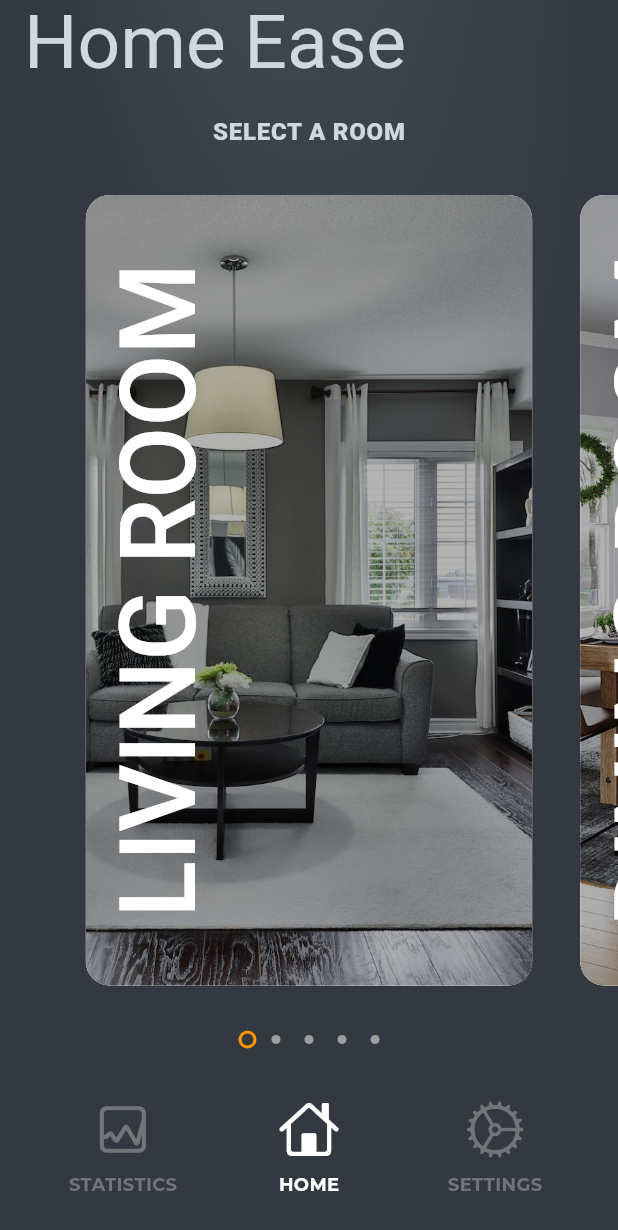
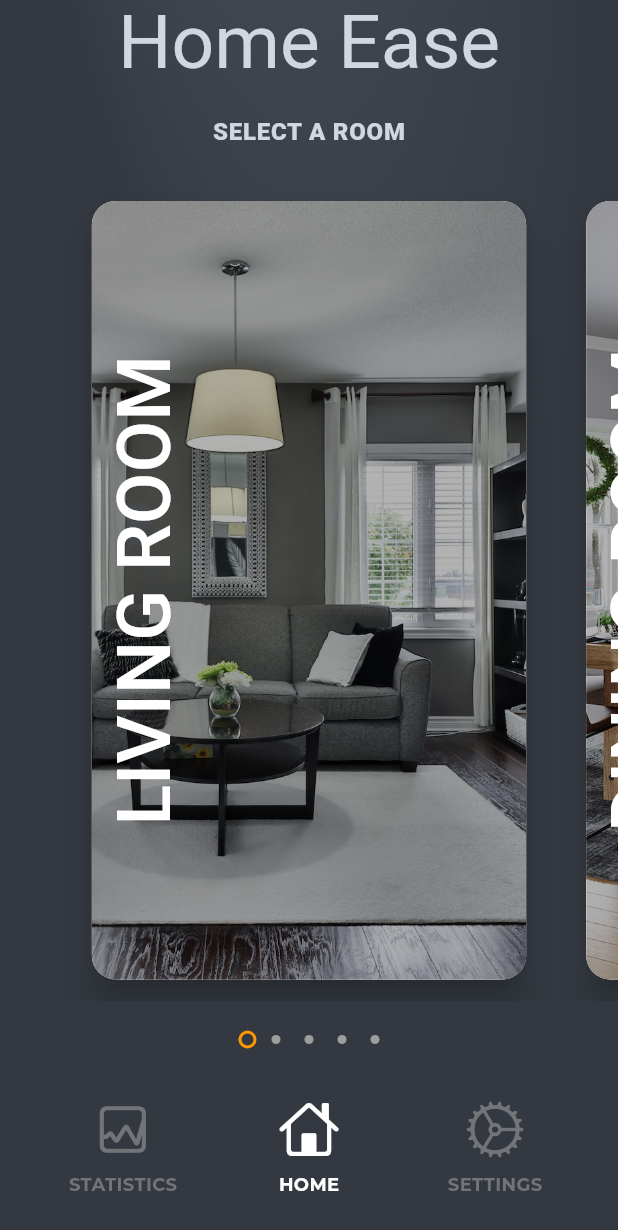
Before and after one commit to abhaypanwar00/Home-Ease, a Flutter app: the screen it shows after launch, on a phone screen of 412 x 824 dp. Shown: the top 1230 px of the screen. Run offline on Flutter 3.47's test engine with Material 3 defaults, Android fonts, the light colour scheme and no system bars; our stand-ins replace bloc, equatable, flutter_bloc, fluttericon, google_fonts; Roboto replaces fonts that are missing (Buda, Gruppo).

Commit message:
swipe functionality added with some code refactoring

```diff
--- a/lib/home/ui/rooms_page_view.dart
+++ /dev/null
@@ -1,85 +0,0 @@
-import 'package:flutter/material.dart';
-import 'package:flutter_bloc/flutter_bloc.dart';
-import 'package:home_ease/home/cubit/home_cubit.dart';
-
-class RoomsPageView extends StatelessWidget {
-  final PageController controller;
-
-  final roomNames = [
-    'LIVING ROOM',
-    'DINING ROOM',
-    'BED ROOM',
-    'KITCHEN',
-    'BATHROOM',
-  ];
-
-  final List<String> imagePaths = [
-    'assets/images/living_room.jpeg',
-    'assets/images/dining_room.jpeg',
-    'assets/images/bed_room.jpg',
-    'assets/images/kitchen.jpg',
-    'assets/images/bathroom.jpg',
-  ];
-
-  RoomsPageView({super.key, required this.controller});
-
-  @override
-  Widget build(BuildContext context) {
-    return PageView.builder(
-      controller: controller,
-      itemCount: roomNames.length,
-      onPageChanged: (index) {
-        context.read<HomeCubit>().updatePageIndex(index.toDouble());
-      },
-      itemBuilder: (_, index) {
-        return Padding(
-          padding: const EdgeInsets.symmetric(horizontal: 16, vertical: 10),
-          child: Stack(
-            children: [
-              Positioned.fill(
-                child: Container(
-                  decoration: BoxDecoration(
-                    color: Colors.white,
-                    borderRadius: BorderRadius.circular(16),
-                  ),
-                  child: ClipRRect(
-                    borderRadius: BorderRadius.circular(16),
-                    child: Stack(
-                      fit: StackFit.expand,
-                      children: [
-                        Image.asset(
-                          imagePaths[index],
-                          fit: BoxFit.cover,
-                        ),
-                        Container(
-                          color: Colors.black.withOpacity(0.3),
-                        ),
-                      ],
-                    ),
-                  ),
-                ),
-              ),
-              Positioned(
-                left: 10,
-                bottom: 0,
-                top: 0,
-                child: Center(
-                  child: RotatedBox(
-                    quarterTurns: -1,
-                    child: Text(
-                      roomNames[index],
-                      style: Theme.of(context).textTheme.displayLarge!.copyWith(
-                            fontWeight: FontWeight.w500,
-                            color: Colors.white,
-                          ),
-                    ),
-                  ),
-                ),
-              )
-            ],
-          ),
-        );
-      },
-    );
-  }
-}
--- a/lib/home/ui/home_screen.dart
+++ b/lib/home/ui/screens/home_screen.dart
@@ -2,8 +2,8 @@ import 'dart:developer';
 
 import 'package:flutter/material.dart';
 import 'package:flutter_bloc/flutter_bloc.dart';
-import 'package:home_ease/home/ui/page_indicator.dart';
-import 'package:home_ease/home/ui/rooms_page_view.dart';
+import 'package:home_ease/home/ui/widgets/page_indicator.dart';
+import 'package:home_ease/home/ui/screens/rooms_page_view.dart';
 import 'package:home_ease/home/cubit/home_cubit.dart';
 import 'package:home_ease/home/cubit/home_state.dart';
 import 'package:home_ease/theme/lighted_background.dart';
@@ -18,6 +18,7 @@ class HomeScreen extends StatelessWidget {
       child: Scaffold(
         backgroundColor: Colors.transparent,
         appBar: AppBar(
+          centerTitle: true,
           title: Text(
             "Home Ease",
             style: Theme.of(context).textTheme.displayMedium,
--- /dev/null
+++ b/lib/home/ui/screens/rooms_page_view.dart
@@ -0,0 +1,67 @@
+import 'package:flutter/material.dart';
+import 'package:flutter_bloc/flutter_bloc.dart';
+import 'package:home_ease/home/cubit/home_cubit.dart';
+import 'package:home_ease/home/ui/widgets/room_card.dart';
+import 'package:home_ease/room_detail/ui/screens/room_detail_screen.dart';
+
+class RoomsPageView extends StatelessWidget {
+  final PageController controller;
+
+  final roomNames = [
+    'LIVING ROOM',
+    'DINING ROOM',
+    'BED ROOM',
+    'KITCHEN',
+    'BATHROOM',
+  ];
+
+  final List<String> imagePaths = [
+    'assets/images/living_room.jpeg',
+    'assets/images/dining_room.jpeg',
+    'assets/images/bed_room.jpg',
+    'assets/images/kitchen.jpg',
+    'assets/images/bathroom.jpg',
+  ];
+
+  RoomsPageView({super.key, required this.controller});
+
+  @override
+  Widget build(BuildContext context) {
+    return PageView.builder(
+      controller: controller,
+      itemCount: roomNames.length,
+      onPageChanged: (index) {
+        context.read<HomeCubit>().updatePageIndex(index.toDouble());
+      },
+      itemBuilder: (_, index) {
+        return Padding(
+          padding: const EdgeInsets.symmetric(horizontal: 16, vertical: 10),
+          child: GestureDetector(
+            onVerticalDragUpdate: (details) {
+              if (details.primaryDelta! < -10) {
+                Navigator.of(context).push(
+                  MaterialPageRoute(
+                    builder: (context) => RoomDetailScreen(
+                      imagePaths: imagePaths,
+                      roomNames: roomNames,
+                      index: index,
+                    ),
+                  ),
+                );
+              }
+            },
+            onTap: () {},
+            child: Hero(
+              tag: 'roomCard-$index',
+              child: RoomCard(
+                imagePaths: imagePaths,
+                roomNames: roomNames,
+                index: index,
+              ),
+            ),
+          ),
+        );
+      },
+    );
+  }
+}
--- /dev/null
+++ b/lib/home/ui/widgets/room_card.dart
@@ -0,0 +1,63 @@
+import 'package:flutter/material.dart';
+
+class RoomCard extends StatelessWidget {
+  const RoomCard({
+    super.key,
+    required this.imagePaths,
+    required this.roomNames,
+    required this.index,
+  });
+
+  final List<String> imagePaths;
+  final List<String> roomNames;
+  final int index;
+
+  @override
+  Widget build(BuildContext context) {
+    return Stack(
+      children: [
+        Positioned.fill(
+          child: Card(
+            elevation: 10,
+            shadowColor: Colors.black,
+            shape: RoundedRectangleBorder(
+              borderRadius: BorderRadius.circular(16),
+            ),
+            child: ClipRRect(
+              borderRadius: BorderRadius.circular(16),
+              child: Stack(
+                fit: StackFit.expand,
+                children: [
+                  Image.asset(
+                    imagePaths[index],
+                    fit: BoxFit.cover,
+                  ),
+                  Container(
+                    color: Colors.black.withOpacity(0.3),
+                  ),
+                ],
+              ),
+            ),
+          ),
+        ),
+        Positioned(
+          left: 10,
+          bottom: 0,
+          top: 0,
+          child: Center(
+            child: RotatedBox(
+              quarterTurns: -1,
+              child: Text(
+                roomNames[index],
+                style: Theme.of(context).textTheme.displayMedium!.copyWith(
+                      fontWeight: FontWeight.w500,
+                      color: Colors.white,
+                    ),
+              ),
+            ),
+          ),
+        )
+      ],
+    );
+  }
+}
--- a/lib/main.dart
+++ b/lib/main.dart
@@ -1,7 +1,7 @@
 import 'package:flutter/material.dart';
 import 'package:flutter_bloc/flutter_bloc.dart';
 import 'package:home_ease/home/cubit/home_cubit.dart';
-import 'package:home_ease/home/ui/home_screen.dart';
+import 'package:home_ease/home/ui/screens/home_screen.dart';
 import 'package:home_ease/theme/theme.dart';
 
 void main() {
@@ -13,8 +13,10 @@ class MyApp extends StatelessWidget {
 
   @override
   Widget build(BuildContext context) {
-    return BlocProvider(
-      create: (context) => HomeCubit(),
+    return MultiBlocProvider(
+      providers: [
+        BlocProvider(create: (context) => HomeCubit()),
+      ],
       child: MaterialApp(
         title: 'Flutter Demo',
         debugShowCheckedModeBanner: false,
--- a/lib/theme/icons.dart
+++ b/lib/theme/icons.dart
@@ -20,4 +20,5 @@ abstract class SHIcons {
   static const IconData snowFlake = CupertinoIcons.snow;
   static const IconData wind = CupertinoIcons.wind;
   static const IconData air = FontAwesome5.air_freshener;
+  static const IconData airQuality = FontAwesome5.wind;
 }
```
Also changed, not shown: lib/room_detail/cubit/room_detail_cubit.dart (added, +8 -0 lines), lib/room_detail/cubit/room_detail_state.dart (added, +10 -0 lines), lib/room_detail/ui/screens/room_detail_screen.dart (added, +129 -0 lines), lib/room_detail/ui/widgets/divider.dart (added, +25 -0 lines), lib/room_detail/ui/widgets/info_column.dart (added, +42 -0 lines), lib/room_detail/ui/widgets/info_row.dart (added, +42 -0 lines), lib/home/ui/widgets/page_indicator.dart (renamed from lib/home/ui/page_indicator.dart), 1 other file.
